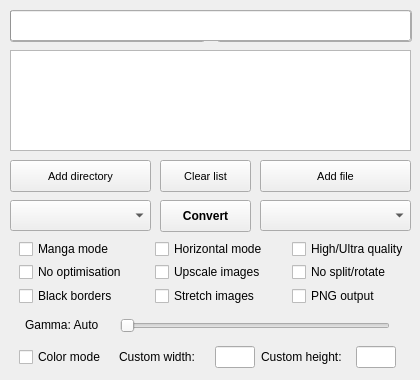
Before: the Qt Designer form KCC.ui in ciromattia/kcc, drawn with Qt 5.
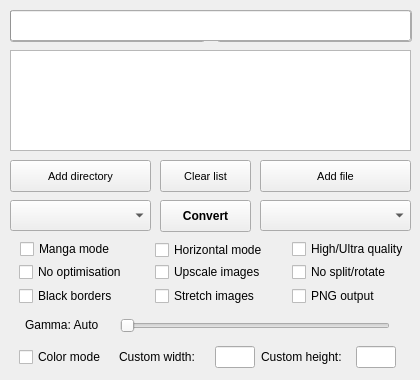
After: the same form once the commit is applied. Icons and pictures are not drawn.

Commit message: Fix checkbox alignment and make window resizable

Patch:
```diff
--- a/KCC.ui
+++ b/KCC.ui
@@ -16,12 +16,6 @@
     <height>380</height>
    </size>
   </property>
-  <property name="maximumSize">
-   <size>
-    <width>420</width>
-    <height>380</height>
-   </size>
-  </property>
   <property name="font">
    <font>
     <pointsize>9</pointsize>
@@ -300,9 +294,9 @@
     <widget class="QCheckBox" name="MangaBox">
      <property name="geometry">
       <rect>
-       <x>9</x>
+       <x>10</x>
        <y>10</y>
-       <width>130</width>
+       <width>141</width>
        <height>18</height>
       </rect>
      </property>
@@ -349,8 +343,8 @@
       <rect>
        <x>145</x>
        <y>10</y>
-       <width>130</width>
-       <height>18</height>
+       <width>141</width>
+       <height>20</height>
       </rect>
      </property>
      <property name="focusPolicy">
```
Left out of the diff: 34 changed lines with no effect on the pictures. The commit also changes 1 other file.
